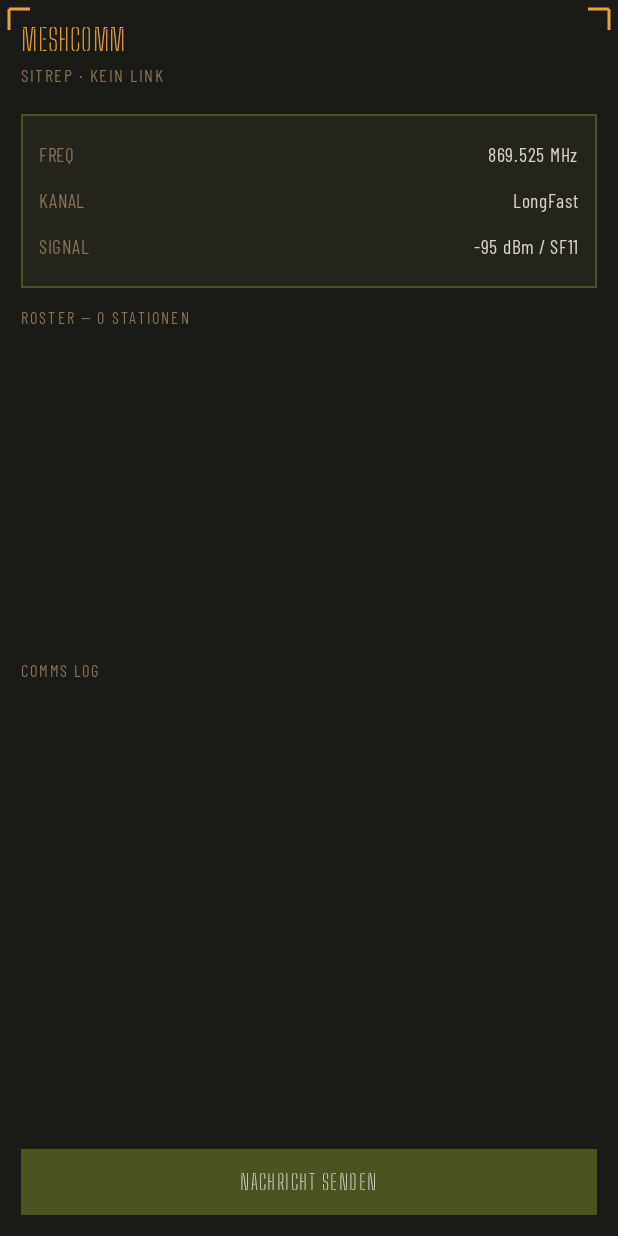
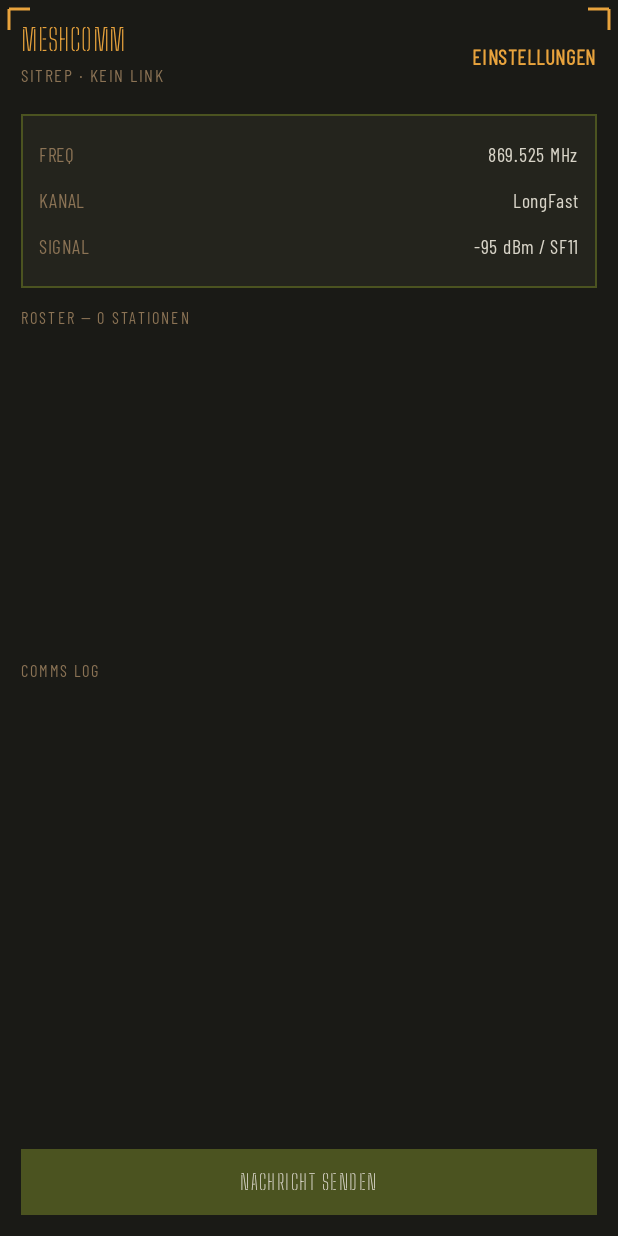
Before and after one commit to limbo111111/AndMesh, an Android app built with Jetpack Compose: the screen it shows after launch (MainActivity), on a phone screen of 412 x 824 dp. Run offline under Robolectric (Android 15) with nearby library versions, the phone set to English and light mode, and no system bars; our stand-ins replace Room's generated code; 3 statements that could not run were skipped.

Commit message:
Finish Settings UI and USB fix
Co-authored-by: limbo111111 <228673403+limbo111111@users.noreply.github.com>

```diff
--- a/app/src/main/AndroidManifest.xml
+++ b/app/src/main/AndroidManifest.xml
@@ -25,6 +25,12 @@
                 <action android:name="android.intent.action.MAIN" />
                 <category android:name="android.intent.category.LAUNCHER" />
             </intent-filter>
+            <intent-filter>
+                <action android:name="android.hardware.usb.action.USB_DEVICE_ATTACHED" />
+            </intent-filter>
+            <meta-data
+                android:name="android.hardware.usb.action.USB_DEVICE_ATTACHED"
+                android:resource="@xml/device_filter" />
         </activity>
         <service
             android:name=".MeshSdrService"
--- a/app/src/main/java/com/andmesh/app/MainActivity.kt
+++ b/app/src/main/java/com/andmesh/app/MainActivity.kt
@@ -98,6 +98,7 @@ class MainActivity : ComponentActivity() {
 
         setContent {
             val uiState by viewModel.uiState.collectAsState()
+            var showSettings by mutableStateOf(false)
 
             MaterialTheme {
                 Surface(
@@ -105,18 +106,34 @@ class MainActivity : ComponentActivity() {
                     color = MaterialTheme.colorScheme.background
                 ) {
                     val context = LocalContext.current
+                    val currentFreq = meshSdrService?.hackRfRepository?.frequencyHz ?: 869525000L
+                    val currentFreqMhz = currentFreq / 1_000_000.0
+
+                    if (showSettings) {
+                        com.andmesh.app.ui.tactical.TacticalSettingsScreen(
+                            currentFreqHz = currentFreq,
+                            onFrequencySelected = { freq ->
+                                meshSdrService?.hackRfRepository?.frequencyHz = freq
+                            },
+                            onBackClick = { showSettings = false }
+                        )
+                    } else {
                         TacticalMainScreen(
                             hackRfLinked = hackRfLinked,
-                        frequencyMhz = "869.525",
+                            frequencyMhz = String.format("%.3f", currentFreqMhz),
                             channelName = "LongFast",
-                        signalDbm = "-95 dBm", // We don't have SNR/RSSI from DSP yet
+                            signalDbm = "-95 dBm",
                             spreadingFactor = "SF11",
                             nodes = uiState.nodes,
                             messages = uiState.messages,
                             onSendClick = {
                                 Toast.makeText(context, "Send clicked! TX path not yet implemented.", Toast.LENGTH_SHORT).show()
+                            },
+                            onSettingsClick = {
+                                showSettings = true
                             }
                         )
+                    }
                 }
             }
         }
--- a/app/src/main/java/com/andmesh/app/MeshSdrService.kt
+++ b/app/src/main/java/com/andmesh/app/MeshSdrService.kt
@@ -79,7 +79,7 @@ class MeshSdrService : Service() {
         val notification = builder
             .setContentTitle("MeshSDR")
             .setContentText("SDR Link Active")
-            .setSmallIcon(android.R.drawable.ic_menu_compass) // Placeholder icon
+            .setSmallIcon(R.drawable.ic_mesh_notification)
             .setContentIntent(pendingIntent)
             .build()
 
--- a/app/src/main/java/com/andmesh/app/RtlSdrNative.kt
+++ b/app/src/main/java/com/andmesh/app/RtlSdrNative.kt
@@ -8,6 +8,7 @@ object RtlSdrNative {
     }
 
     external fun pushIqSamples(iqSamples: ByteArray)
+    external fun setFrequencyHz(freqHz: Long)
 
     var packetListener: ((String) -> Unit)? = null
 
--- a/app/src/main/java/com/andmesh/app/ui/tactical/TacticalMainScreen.kt
+++ b/app/src/main/java/com/andmesh/app/ui/tactical/TacticalMainScreen.kt
@@ -48,13 +48,14 @@ fun TacticalMainScreen(
     nodes: List<MeshNode>,
     messages: List<MeshMessage>,
     onSendClick: () -> Unit,
+    onSettingsClick: () -> Unit = {}
 ) {
     Column(
         modifier = Modifier
             .fillMaxSize()
             .background(TacticalColors.Background)
     ) {
-        StatusHeader(hackRfLinked)
+        StatusHeader(hackRfLinked, onSettingsClick)
         BriefingBox(frequencyMhz, channelName, signalDbm, spreadingFactor)
 
         // Split space between nodes and messages
@@ -97,9 +98,14 @@ fun TacticalMainScreen(
 }
 
 @Composable
-private fun StatusHeader(hackRfLinked: Boolean) {
+private fun StatusHeader(hackRfLinked: Boolean, onSettingsClick: () -> Unit) {
     Box(modifier = Modifier.fillMaxWidth()) {
-        Column(modifier = Modifier.padding(14.dp)) {
+        Row(
+            modifier = Modifier.fillMaxWidth().padding(14.dp),
+            horizontalArrangement = Arrangement.SpaceBetween,
+            verticalAlignment = Alignment.CenterVertically
+        ) {
+            Column {
                 Text(
                     "MESHCOMM",
                     color = TacticalColors.Amber,
@@ -114,6 +120,15 @@ private fun StatusHeader(hackRfLinked: Boolean) {
                     fontFamily = CondensedFontFamily,
                     fontSize = 12.sp,
                     letterSpacing = 1.sp
+                )
+            }
+            Text(
+                "EINSTELLUNGEN",
+                color = TacticalColors.Amber,
+                fontFamily = CondensedFontFamily,
+                fontWeight = FontWeight.Bold,
+                fontSize = 14.sp,
+                modifier = Modifier.clickable(onClick = onSettingsClick)
             )
         }
         CornerBrackets(modifier = Modifier.matchParentSize())
--- /dev/null
+++ b/app/src/main/res/xml/device_filter.xml
@@ -0,0 +1,5 @@
+<?xml version="1.0" encoding="utf-8"?>
+<resources>
+    <!-- HackRF One -->
+    <usb-device vendor-id="7504" product-id="24713" /> <!-- 0x1d50, 0x6089 -->
+</resources>
```
Also changed, not shown: app/src/main/java/com/andmesh/app/HackRfRepository.kt (+16 -3 lines), app/src/main/java/com/andmesh/app/ui/tactical/TacticalSettingsScreen.kt (added, +96 -0 lines), app/src/main/res/drawable/ic_mesh_notification.xml (added, +9 -0 lines), 2 other files. Lines whose indentation alone changed are shown as unchanged.
